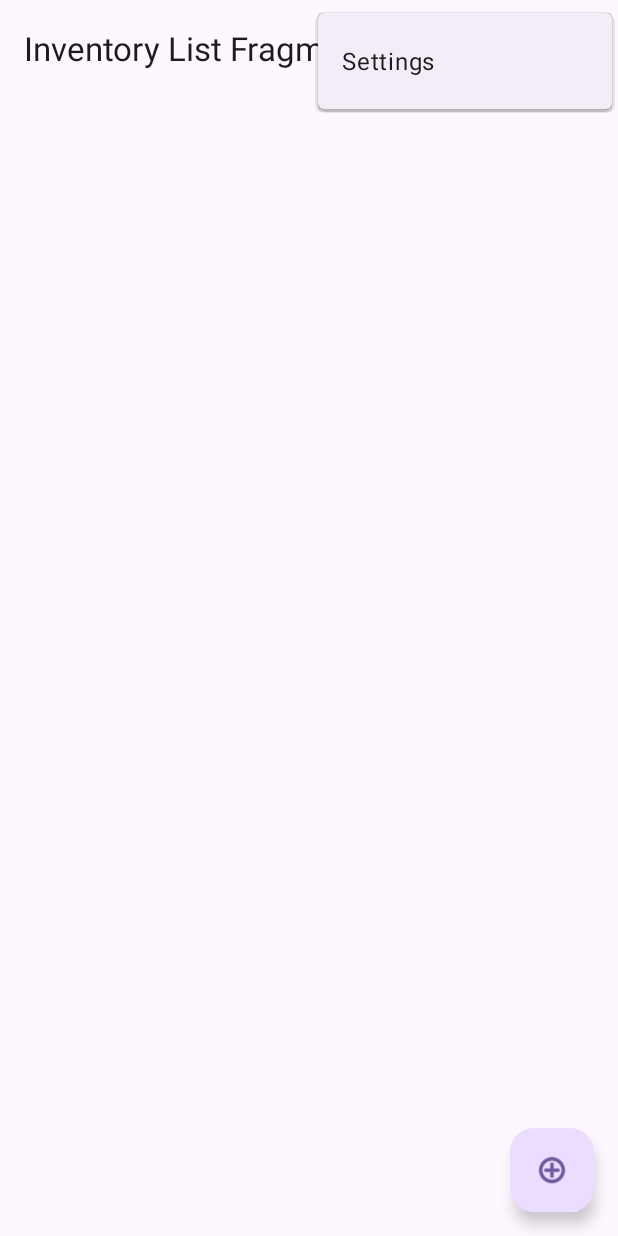
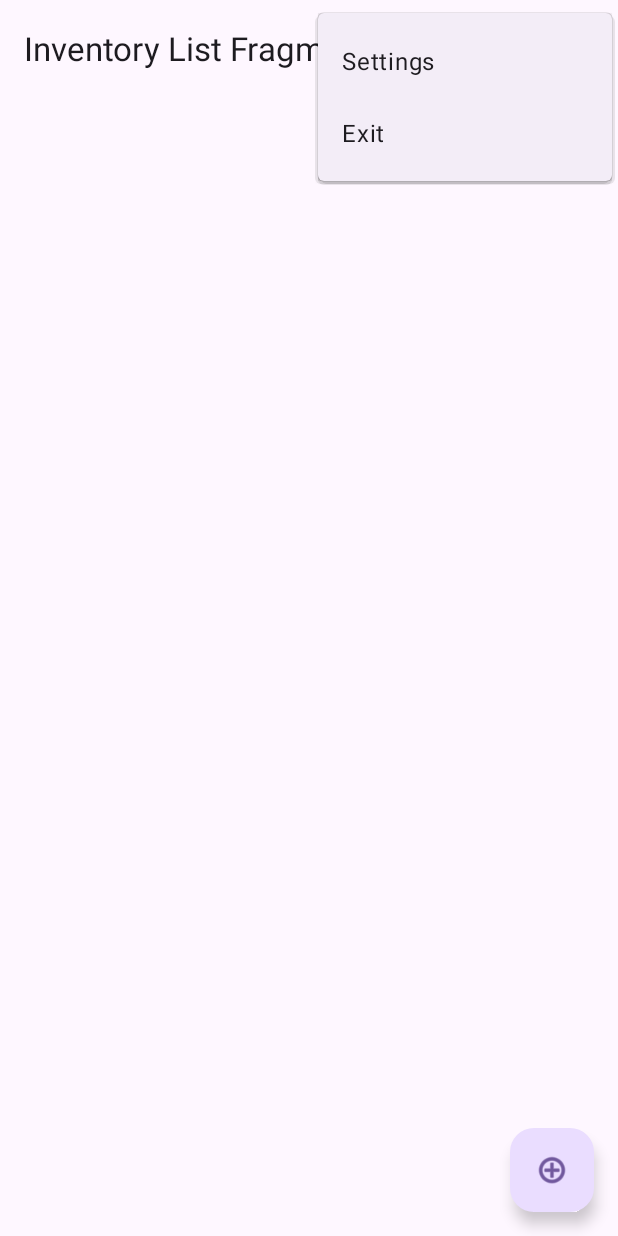
Before and after one commit to tfels/eiskalt, an Android app: the screen it shows after launch (MainActivity), with the options menu open, on a phone screen of 412 x 824 dp. Run offline under Robolectric (Android 15) with nearby library versions, the phone set to English and light mode, and no system bars; our stand-ins replace Firebase (no records; nobody signed in at launch, a user with empty details on screens opened directly), navigation-ui.

Commit message:
gui: add an exit option

```diff
--- a/app/src/main/java/de/felsernet/android/eiskalt/MainActivity.kt
+++ b/app/src/main/java/de/felsernet/android/eiskalt/MainActivity.kt
@@ -74,6 +74,10 @@ class MainActivity : AppCompatActivity() {
         // as you specify a parent activity in AndroidManifest.xml.
         return when (item.itemId) {
             R.id.action_settings -> true
+            R.id.action_exit -> {
+				finishAndRemoveTask()
+                true
+            }
             else -> super.onOptionsItemSelected(item)
         }
     }
--- a/app/src/main/res/menu/menu_main.xml
+++ b/app/src/main/res/menu/menu_main.xml
@@ -7,4 +7,9 @@
         android:orderInCategory="100"
         android:title="@string/action_settings"
         app:showAsAction="never" />
+    <item
+        android:id="@+id/action_exit"
+        android:orderInCategory="101"
+        android:title="@string/action_exit"
+        app:showAsAction="never" />
 </menu>
--- a/app/src/main/res/values/strings.xml
+++ b/app/src/main/res/values/strings.xml
@@ -1,6 +1,7 @@
 <resources>
     <string name="app_name">eiskalt</string>
     <string name="action_settings">Settings</string>
+    <string name="action_exit">Exit</string>
     <!-- Strings used for fragments for navigation -->
     <string name="inventory_list_fragment_label">Inventory List Fragment</string>
     <string name="inventory_item_fragment_label">Inventory Item Fragment</string>
```
